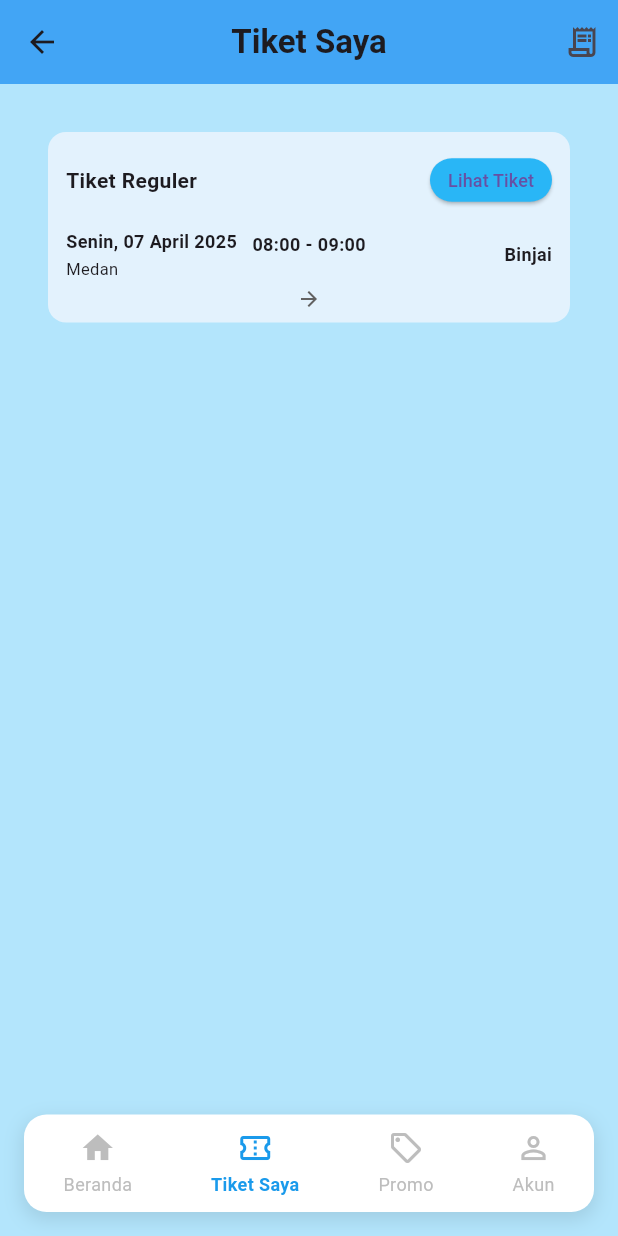
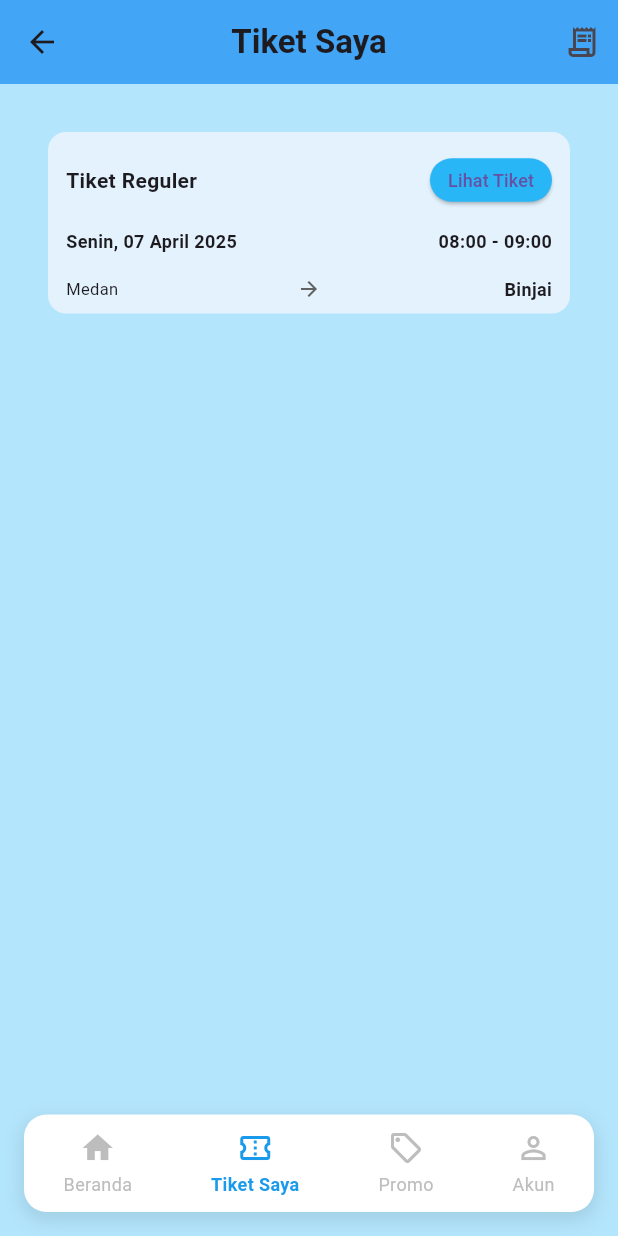
Before and after one commit to Puderta-2202/bussgo, a Flutter app: the TiketSayaPage screen opened directly, on a phone screen of 412 x 824 dp. Run offline on Flutter 3.47's test engine with Material 3 defaults, Android fonts, the phone set to English and light mode, and no system bars.

Commit message:
up to date 2

```diff
--- a/lib/pages/tiket_saya.dart
+++ b/lib/pages/tiket_saya.dart
@@ -138,12 +138,9 @@ class _TiketSayaPageState extends State<TiketSayaPage> {
                       ],
                     ),
                     const SizedBox(height: 8),
+
                     Row(
-                      children: [
-                        Expanded(
-                          flex: 3,
-                          child: Column(
-                            crossAxisAlignment: CrossAxisAlignment.start,
+                      mainAxisAlignment: MainAxisAlignment.spaceBetween,
                       children: const [
                         Text(
                           'Senin, 07 April 2025',
@@ -152,15 +149,6 @@ class _TiketSayaPageState extends State<TiketSayaPage> {
                             fontSize: 12,
                           ),
                         ),
-                              SizedBox(height: 2),
-                              Text('Medan', style: TextStyle(fontSize: 11)),
-                            ],
-                          ),
-                        ),
-                        Expanded(
-                          flex: 2,
-                          child: Column(
-                            children: const [
                         Text(
                           '08:00 - 09:00',
                           style: TextStyle(
@@ -168,34 +156,47 @@ class _TiketSayaPageState extends State<TiketSayaPage> {
                             fontSize: 12,
                           ),
                         ),
-                              SizedBox(height: 14),
                       ],
+                    ),
+
+                    const SizedBox(height: 15),
+                    // Rute dengan alignment dan panah tengah
+                    Row(
+                      children: [
+                        Expanded(
+                          flex: 3,
+                          child: Align(
+                            alignment: Alignment.centerLeft,
+                            child: Text(
+                              'Medan',
+                              style: TextStyle(fontSize: 11),
+                            ),
+                          ),
+                        ),
+                        Expanded(
+                          flex: 1,
+                          child: Center(
+                            child: Icon(
+                              Icons.arrow_forward,
+                              size: 16,
+                              color: Colors.grey[700],
+                            ),
                           ),
                         ),
                         Expanded(
                           flex: 3,
-                          child: Column(
-                            crossAxisAlignment: CrossAxisAlignment.end,
-                            children: const [
-                              Text(
+                          child: Align(
+                            alignment: Alignment.centerRight,
+                            child: Text(
                               'Binjai',
                               style: TextStyle(
                                 fontWeight: FontWeight.bold,
                                 fontSize: 12,
                               ),
                             ),
-                            ],
                           ),
                         ),
                       ],
-                    ),
-                    const SizedBox(height: 4),
-                    Center(
-                      child: Icon(
-                        Icons.arrow_forward,
-                        size: 16,
-                        color: Colors.grey[700],
-                      ),
                     ),
                   ],
                 ),
```
Lines whose indentation alone changed are shown as unchanged.
